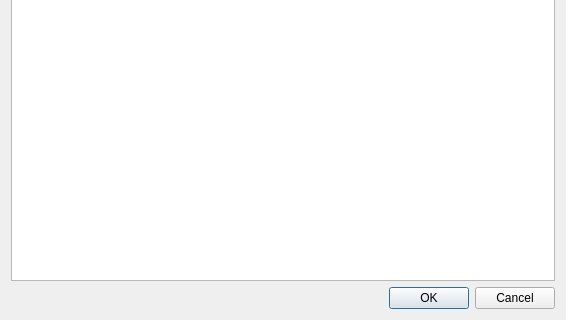
Before: the Qt Designer form plugin/local_dialog_base.ui in IZSVenezie/VetEpiGIS-Stat, drawn with Qt 5; both pictures show x 0 to 566 and y 231 to 551 of the 566 by 551 pixel window.
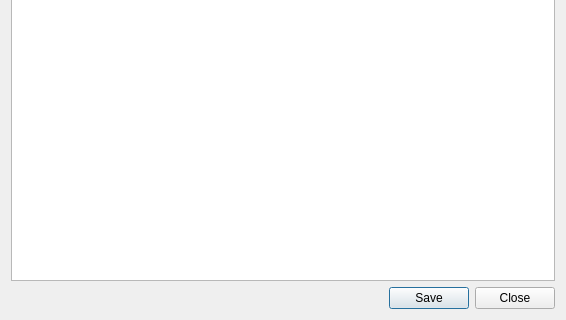
After: the same form once the commit is applied.

```diff
--- a/plugin/local_dialog_base.ui
+++ b/plugin/local_dialog_base.ui
@@ -101,7 +101,7 @@
       <enum>Qt::Horizontal</enum>
      </property>
      <property name="standardButtons">
-      <set>QDialogButtonBox::Cancel|QDialogButtonBox::Ok</set>
+      <set>QDialogButtonBox::Close|QDialogButtonBox::Save</set>
      </property>
     </widget>
    </item>
```
Left out of the diff: 122 changed lines with no effect on the pictures.
